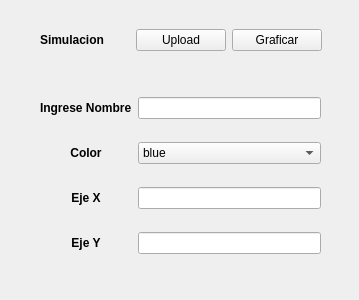
Old version of the form frontend/input_simu_resp_temp.ui in the repository odevincenti/TC-TP1.
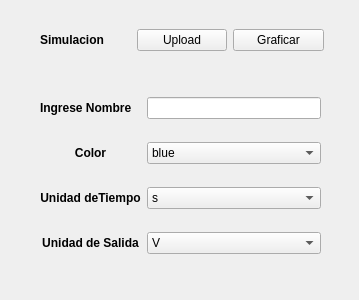
New version of the form.

Diff of the .ui file:
```diff
--- a/frontend/input_simu_resp_temp.ui
+++ b/frontend/input_simu_resp_temp.ui
@@ -18,7 +18,7 @@
     <rect>
      <x>40</x>
      <y>20</y>
-     <width>282</width>
+     <width>284</width>
      <height>41</height>
     </rect>
    </property>
@@ -135,7 +135,7 @@
        </font>
       </property>
       <property name="text">
-       <string>Eje X</string>
+       <string>Unidad deTiempo</string>
       </property>
       <property name="alignment">
        <set>Qt::AlignCenter</set>
@@ -158,9 +158,6 @@
       </property>
      </widget>
     </item>
-    <item row="2" column="1">
-     <widget class="QLineEdit" name="simu_ejex"/>
-    </item>
     <item row="0" column="1">
      <widget class="QLineEdit" name="simu_nombre"/>
     </item>
@@ -173,15 +170,55 @@
        </font>
       </property>
       <property name="text">
-       <string>Eje Y</string>
+       <string>Unidad de Salida</string>
       </property>
       <property name="alignment">
        <set>Qt::AlignCenter</set>
       </property>
      </widget>
     </item>
+    <item row="2" column="1">
+     <widget class="QComboBox" name="resp_temp_tiempo_comboBox_m">
+      <item>
+       <property name="text">
+        <string>s</string>
+       </property>
+      </item>
+      <item>
+       <property name="text">
+        <string>us</string>
+       </property>
+      </item>
+      <item>
+       <property name="text">
+        <string>ms</string>
+       </property>
+      </item>
+      <item>
+       <property name="text">
+        <string>min</string>
+       </property>
+      </item>
+     </widget>
+    </item>
     <item row="3" column="1">
-     <widget class="QLineEdit" name="simu_ejey"/>
+     <widget class="QComboBox" name="resp_temp_sal_comboBox_m">
+      <item>
+       <property name="text">
+        <string>V</string>
+       </property>
+      </item>
+      <item>
+       <property name="text">
+        <string>mV</string>
+       </property>
+      </item>
+      <item>
+       <property name="text">
+        <string>uV</string>
+       </property>
+      </item>
+     </widget>
     </item>
    </layout>
   </widget>
```
